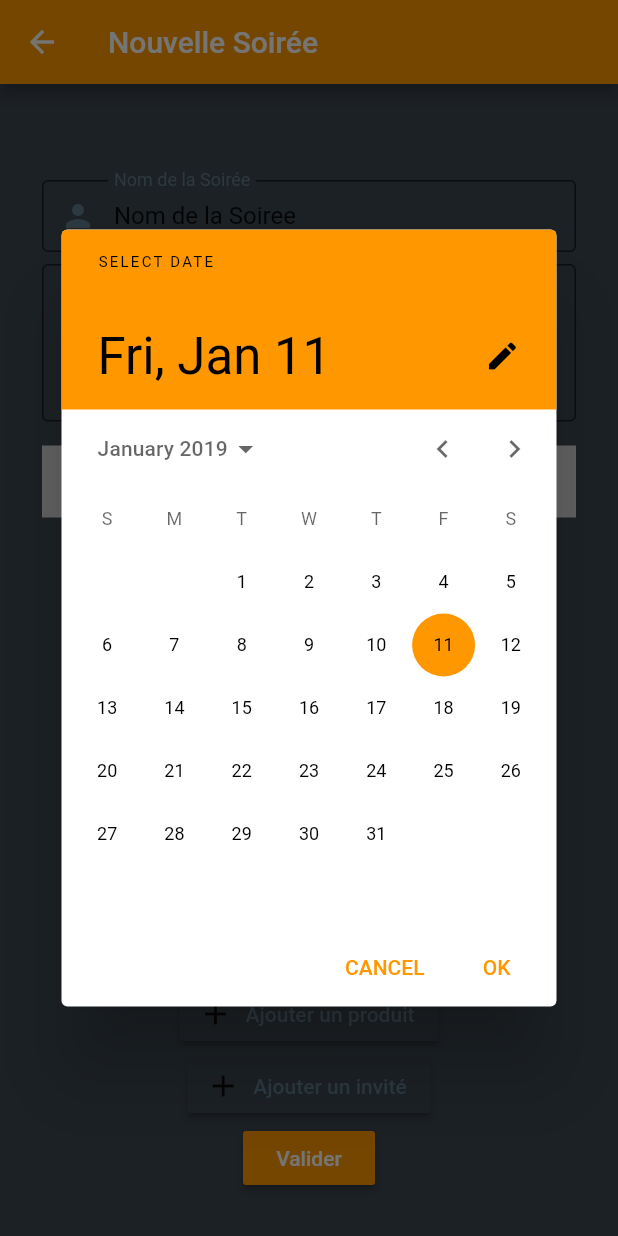
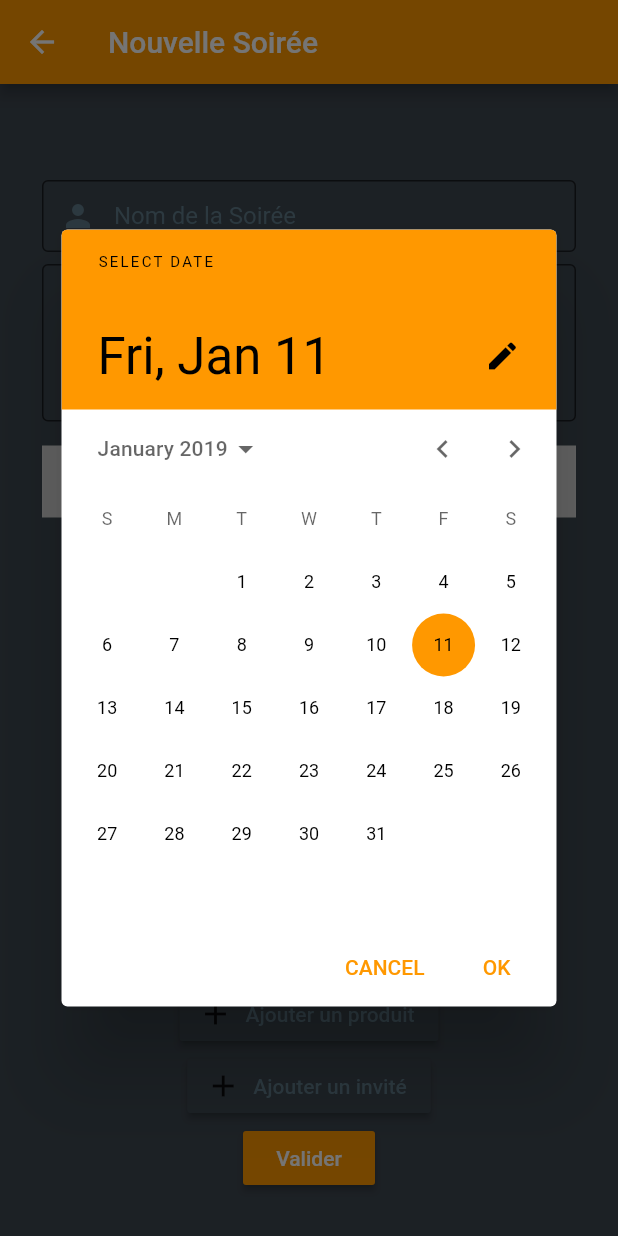
Before and after one commit to cenaaaaa/Flutter, a Flutter app: the CreationSoireePage screen opened by its route, after a tap on an icon or button, on a phone screen of 412 x 824 dp. Run offline on Flutter 3.47's test engine with Material 2 defaults, Android fonts, the light colour scheme and no system bars; our stand-ins replace flushbar, flutter_svg, google_maps_flutter, image_picker, splashscreen; missing offline and left inert: barcode_scan, flutter_google_places, validate.

Commit message:
resolution problem

```diff
--- a/lib/creationSoiree_page.dart
+++ b/lib/creationSoiree_page.dart
@@ -63,11 +63,11 @@ class _CreationSoireeState extends State<CreationSoireePage> {
   TimeOfDay _time = TimeOfDay.now();
   int userId = 4;
   var _controller1 = new TextEditingController(
-      text: "Nom de la Soiree"); //Controller pour le nom de Soirée
+      text: ""); //Controller pour le nom de Soirée
   var _controller2 = new TextEditingController(
-      text: "Commentaires"); //Controller pour les comments
-  var _controller3 = new TextEditingController(text: "Adresse");
-  var _controller4 = new TextEditingController(text: "recherche Produit");
+      text: ""); //Controller pour les comments
+  var _controller3 = new TextEditingController(text: "");
+  var _controller4 = new TextEditingController(text: "");
 
   //Liste de roduits qui sera reçue depuis l'API sous forme de JSON
   List<dynamic> listFromAPI = [];
```
